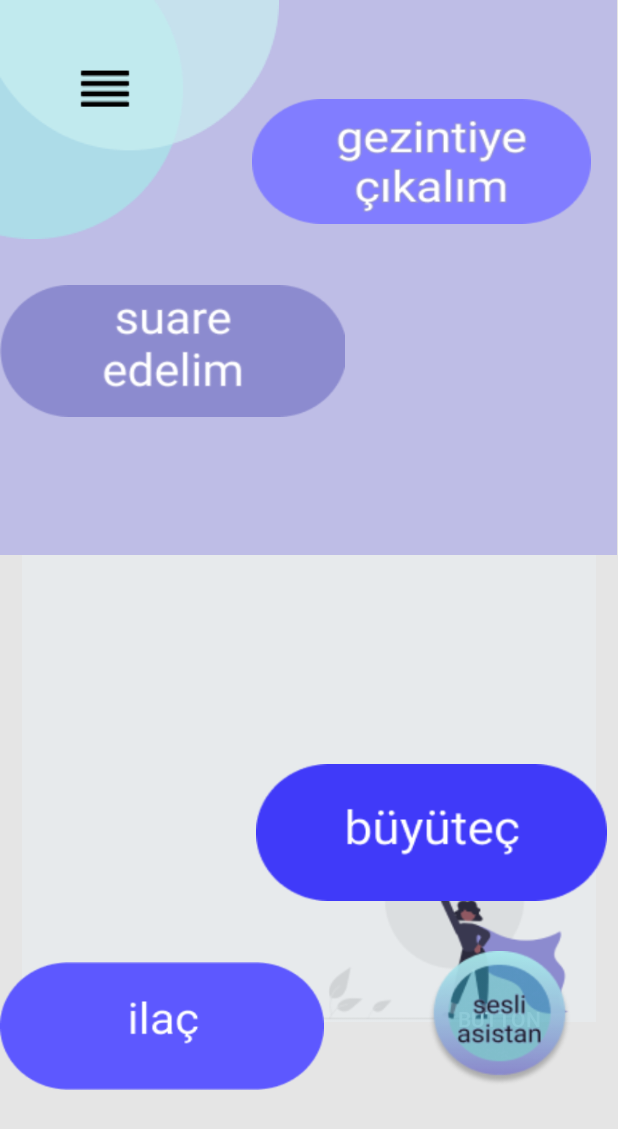
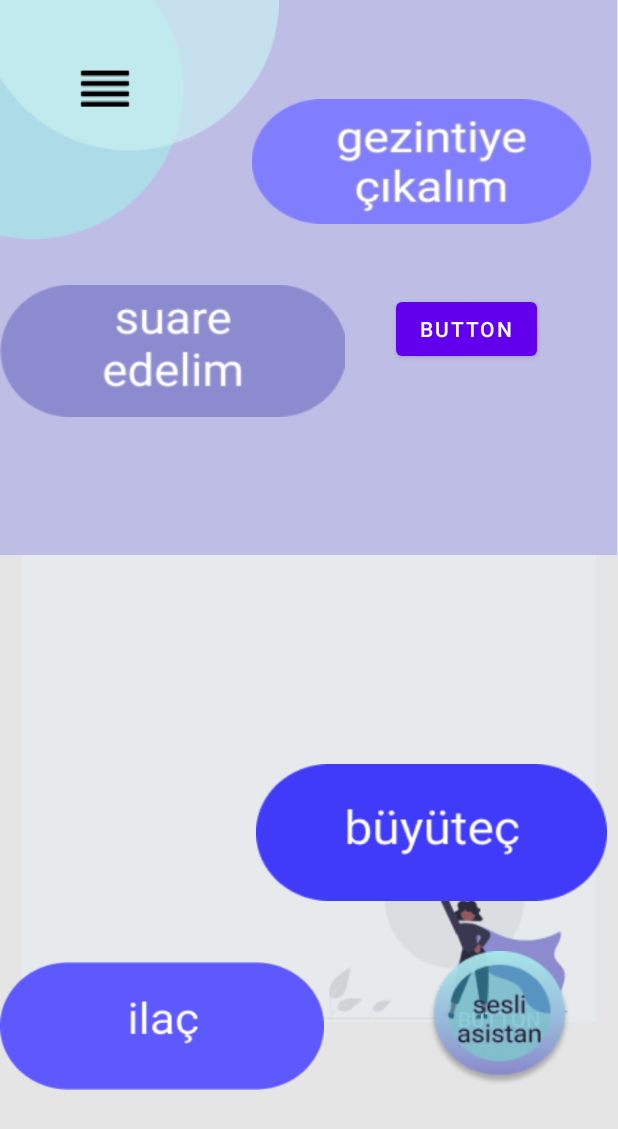
Before and after one commit to bxbalaban/SuareApp, an Android app: the layout activity_ana_ekran2.xml on its own in the app's theme, with its tools: preview values and no code run, on a phone screen of 412 x 824 dp. Shown: the top 1129 px of the screen. Run offline under Robolectric (Android 15) with nearby library versions, the phone set to English and light mode, and no system bars.

Commit message:
login / logout

```diff
--- a/app/build.gradle
+++ b/app/build.gradle
@@ -54,4 +54,5 @@ dependencies {
     implementation 'com.android.support:multidex:1.0.3'
 
 
+
 }
--- a/app/src/main/AndroidManifest.xml
+++ b/app/src/main/AndroidManifest.xml
@@ -6,6 +6,7 @@
     <uses-permission android:name="android.permission.READ_PHONE_NUMBERS"/>
     <uses-permission android:name="android.permission.READ_SMS"/>
     <uses-permission android:name="android.permission.ACCESS_FINE_LOCATION"/>
+
 
     <application
         android:allowBackup="true"
--- a/app/src/main/java/com/example/suareapp/activities/Otp_onay.java
+++ b/app/src/main/java/com/example/suareapp/activities/Otp_onay.java
@@ -52,6 +52,7 @@ private String textOnayID;
 
         textOnayID=getIntent().getStringExtra("OnayID");
 
+
         onay_otp.setOnClickListener(new View.OnClickListener() {
             @Override
             public void onClick(View v) {
@@ -74,11 +75,14 @@ private String textOnayID;
                                 input_code_5.getText().toString()+
                                 input_code_6.getText().toString();
 
+
                 if(textOnayID!=null){
                     progressBar2.setVisibility(View.VISIBLE);
                     onay_otp.setVisibility(View.INVISIBLE);
 
                     PhoneAuthCredential phoneAuthCredential=PhoneAuthProvider.getCredential(textOnayID,password);
+
+
 
                     FirebaseAuth.getInstance().signInWithCredential(phoneAuthCredential).addOnCompleteListener(new OnCompleteListener<AuthResult>() {
                         @Override
@@ -102,6 +106,7 @@ private String textOnayID;
                     });
 
                 }
+
 
             }
         });
@@ -237,4 +242,5 @@ private String textOnayID;
             }
         });
     }
+
 }
--- a/app/src/main/java/com/example/suareapp/firebase/MessagingService.java
+++ b/app/src/main/java/com/example/suareapp/firebase/MessagingService.java
@@ -27,4 +27,3 @@ public class MessagingService extends FirebaseMessagingService {
          */
         }
     }
-}
--- a/app/src/main/res/layout/activity_ana_ekran2.xml
+++ b/app/src/main/res/layout/activity_ana_ekran2.xml
@@ -113,4 +113,16 @@
         app:layout_constraintEnd_toEndOf="parent"
         tools:layout_editor_absoluteY="309dp" />
 
+    <Button
+        android:id="@+id/button_logout"
+        android:layout_width="wrap_content"
+        android:layout_height="wrap_content"
+        android:layout_alignParentTop="true"
+        android:layout_alignParentEnd="true"
+        android:layout_alignParentRight="true"
+        android:layout_marginTop="195dp"
+        android:layout_marginEnd="54dp"
+        android:layout_marginRight="54dp"
+        android:text="Button" />
+
 </RelativeLayout>
```
Also changed, not shown: app/src/main/java/com/example/suareapp/activities/AnaEkran.java (+12 -0 lines), app/src/main/java/com/example/suareapp/activities/KayitEkrani.java (+18 -2 lines), app/src/main/java/com/example/suareapp/activities/MainActivity.java (+12 -0 lines), app/src/main/res/layout/activity_kayit_ekrani.xml (+45 -15 lines), app/src/main/res/layout/activity_otp_onay.xml (+6 -6 lines), gradle/wrapper/gradle-wrapper.properties.
